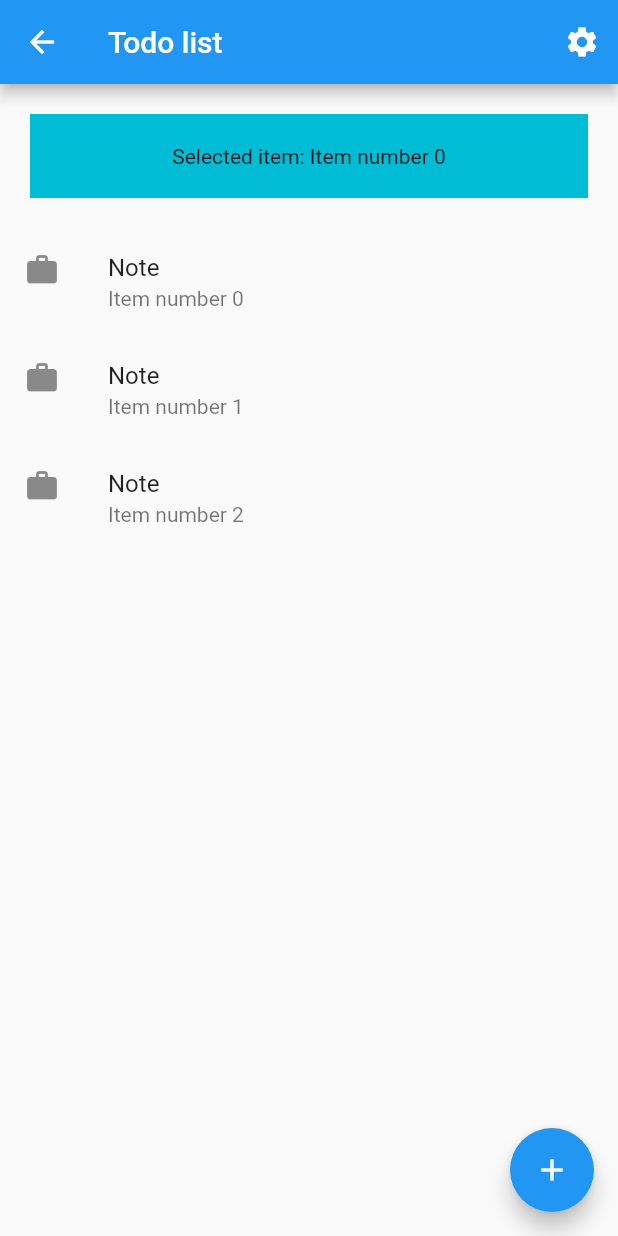
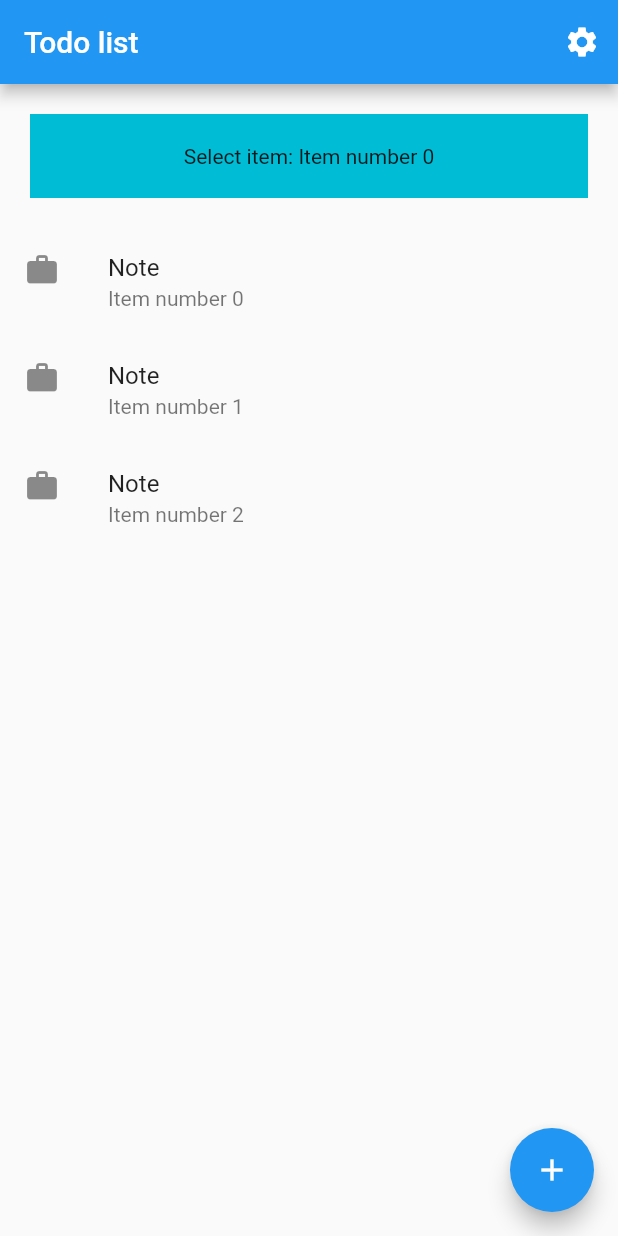
Before and after one commit to asdfv/flutter_mentoring, a Flutter app: the screen it shows after launch, after a tap on "Note", on a phone screen of 412 x 824 dp. Run offline on Flutter 3.47's test engine with Material 2 defaults, Android fonts, the phone set to English and light mode, and no system bars; our stand-ins replace logger, shared_preferences.

```diff
--- a/assets/localizations/en.json
+++ b/assets/localizations/en.json
@@ -1,3 +1,7 @@
 {
-  "todo_title": "Todo list"
+  "todo_title": "Todo list",
+  "settings_title": "Settings",
+  "settings_language_label": "Language: ",
+  "todo_select_item_label": "Select item: ",
+  "todo_note_label": "Note"
 }
--- a/assets/localizations/ru.json
+++ b/assets/localizations/ru.json
@@ -1,3 +1,7 @@
 {
-  "todo_title": "Список дел"
+  "todo_title": "Список дел",
+  "settings_title": "Настройки",
+  "settings_language_label": "Язык: ",
+  "todo_select_item_label": "Выбранное дело: ",
+  "todo_note_label": "Дело"
 }
--- a/lib/data/todo_store.dart
+++ b/lib/data/todo_store.dart
@@ -1,3 +1,4 @@
+
 class TodoStore {
   final List<String> _todos = List.generate(3, (index) => 'Item number $index');
 
--- a/lib/main.dart
+++ b/lib/main.dart
@@ -1,31 +1,56 @@
 import 'package:flutter/material.dart';
 import 'package:flutter_localizations/flutter_localizations.dart';
-import 'package:vasili_mentoring_tasks/data/todo_store.dart';
-import 'package:vasili_mentoring_tasks/presentation/settings_page.dart';
+import 'package:flutter_mentoring/presentation/localization/locale_inherited_widget.dart';
 
+import 'data/todo_store.dart';
 import 'presentation/localization/app_localization.dart';
+import 'presentation/settings_page.dart';
 import 'presentation/todo_page.dart';
 
 void main() {
-  runApp(MyApp());
+  runApp(LocalizedApp());
 }
 
 /// App with list of items and possibility to show tapped item in header.
 /// Changing language is available on the settings page.
-class MyApp extends StatelessWidget {
+/// If there are no previously saved by user language then system locale is loaded.
+class LocalizedApp extends StatelessWidget {
   @override
   Widget build(BuildContext context) {
-    final TodoStore store = TodoStore();
+    final store = TodoStore();
+
+    return LocaleInheritedWidget(
+      child: Builder(
+        builder: (ctx) => StreamBuilder<Locale>(
+            stream: LocaleInheritedWidget.of(ctx).getLocaleStream(),
+            builder: (context, localeStreamSnapshot) => MaterialAppWidget(
+                  locale: localeStreamSnapshot.data,
+                  store: store,
+                )),
+      ),
+    );
+  }
+}
+
+class MaterialAppWidget extends StatelessWidget {
+  const MaterialAppWidget({@required this.locale, @required this.store});
+
+  final Locale locale;
+  final TodoStore store;
+
+  @override
+  Widget build(BuildContext context) {
     return MaterialApp(
         title: 'Module 9. Localizations and assets.',
         initialRoute: TodoPage.route,
+        locale: locale,
         routes: {
           TodoPage.route: (_) => TodoPage(store: store),
-        SettingsPage.route: (_) => SettingsPage()
+          SettingsPage.route: (_) => SettingsPage(),
         },
         supportedLocales: [
-        Locale('en', 'US'),
-        Locale('ru', 'RU'),
+          Locale('en'),
+          Locale('ru'),
         ],
         localizationsDelegates: [
           AppLocalizations.delegate,
@@ -34,16 +59,11 @@ class MyApp extends StatelessWidget {
         ],
         localeResolutionCallback: (locale, supportedLocales) {
           for (var supportedLocale in supportedLocales) {
-          if (supportedLocale.languageCode == locale.languageCode &&
-              supportedLocale.countryCode == locale.countryCode) {
+            if (supportedLocale.languageCode == locale.languageCode) {
               return supportedLocale;
             }
           }
           return supportedLocales.first;
-      },
-      home: TodoPage(
-        store: store,
-      ),
-    );
+        });
   }
 }
--- a/lib/presentation/localization/app_localization.dart
+++ b/lib/presentation/localization/app_localization.dart
@@ -4,6 +4,7 @@ import 'dart:convert';
 import 'package:flutter/material.dart';
 import 'package:flutter/services.dart';
 import 'package:logger/logger.dart';
+import 'package:shared_preferences/shared_preferences.dart';
 
 class AppLocalizations {
   final Logger log = Logger();
@@ -20,8 +21,7 @@ class AppLocalizations {
   Map<String, String> _localizedStrings;
 
   Future<bool> load() async {
-    String jsonString =
-        await rootBundle.loadString('assets/localizations/${locale.languageCode}.json');
+    String jsonString = await rootBundle.loadString('assets/localizations/${locale.languageCode}.json');
     Map<String, dynamic> jsonMap = json.decode(jsonString);
     log.i("Locale loaded: $locale");
     _localizedStrings = jsonMap.map((key, value) {
@@ -44,7 +44,10 @@ class _AppLocalizationsDelegate extends LocalizationsDelegate<AppLocalizations>
   }
 
   @override
-  Future<AppLocalizations> load(Locale locale) async {
+  Future<AppLocalizations> load(Locale systemLocale) async {
+    final sharedPreferences = await SharedPreferences.getInstance();
+    final storedLocale = sharedPreferences.getString("locale");
+    final locale = storedLocale == null ? systemLocale : Locale(storedLocale);
     AppLocalizations localizations = AppLocalizations(locale);
     await localizations.load();
     return localizations;
--- /dev/null
+++ b/lib/presentation/localization/locale_inherited_widget.dart
@@ -0,0 +1,27 @@
+import 'dart:async';
+
+import 'package:flutter/widgets.dart';
+import 'package:shared_preferences/shared_preferences.dart';
+
+class LocaleInheritedWidget extends InheritedWidget {
+  final StreamController<Locale> localeStreamController = StreamController<Locale>();
+
+  LocaleInheritedWidget({child}) : super(child: child);
+
+  static LocaleInheritedWidget of(BuildContext context) => context.dependOnInheritedWidgetOfExactType();
+
+  void changeLocale(Locale locale) {
+    SharedPreferences.getInstance()
+        .then((sharedPreferences) {
+          localeStreamController.add(locale);
+          sharedPreferences.setString("locale", locale.languageCode);
+    });
+  }
+
+  Stream<Locale> getLocaleStream() => localeStreamController.stream;
+
+  @override
+  bool updateShouldNotify(covariant InheritedWidget oldWidget) {
+    return true;
+  }
+}
--- a/lib/presentation/todo_page.dart
+++ b/lib/presentation/todo_page.dart
@@ -1,9 +1,9 @@
 import 'package:flutter/material.dart';
 import 'package:flutter/widgets.dart';
-import 'package:vasili_mentoring_tasks/data/todo_store.dart';
-import 'package:vasili_mentoring_tasks/presentation/settings_page.dart';
+import 'package:flutter_mentoring/data/todo_store.dart';
 
 import 'localization/app_localization.dart';
+import 'settings_page.dart';
 
 class TodoPage extends StatefulWidget {
   static final String route = "/todo";
@@ -55,7 +55,7 @@ class _TodoPageState extends State<TodoPage> {
             child: Row(
               mainAxisAlignment: MainAxisAlignment.center,
               children: [
-                Text("Selected item: "),
+                Text(AppLocalizations.of(context).translate("todo_select_item_label")),
                 Center(child: Text(headerText)),
               ],
             ),
@@ -76,7 +76,7 @@ class _TodoPageState extends State<TodoPage> {
 
   Widget _createTodoItem(String todo) {
     return ListTile(
-      title: Text("Note"),
+      title: Text(AppLocalizations.of(context).translate("todo_note_label")),
       subtitle: Text(todo),
       leading: Icon(Icons.work),
       onTap: () {
--- a/pubspec.yaml
+++ b/pubspec.yaml
@@ -1,4 +1,4 @@
-name: vasili_mentoring_tasks
+name: flutter_mentoring
 description: Flutter application for Mentoring program.
 
 publish_to: 'none' # Remove this line if you wish to publish to pub.dev
@@ -11,9 +11,9 @@ dependencies:
   flutter:
     sdk: flutter
   logger: ^0.9.4
-
   flutter_localizations:
     sdk: flutter
+  shared_preferences: ^0.5.12
 
 dev_dependencies:
   flutter_test:
```
Also changed, not shown: lib/presentation/settings_page.dart (+32 -29 lines), pubspec.lock. Lines whose indentation alone changed are shown as unchanged.
